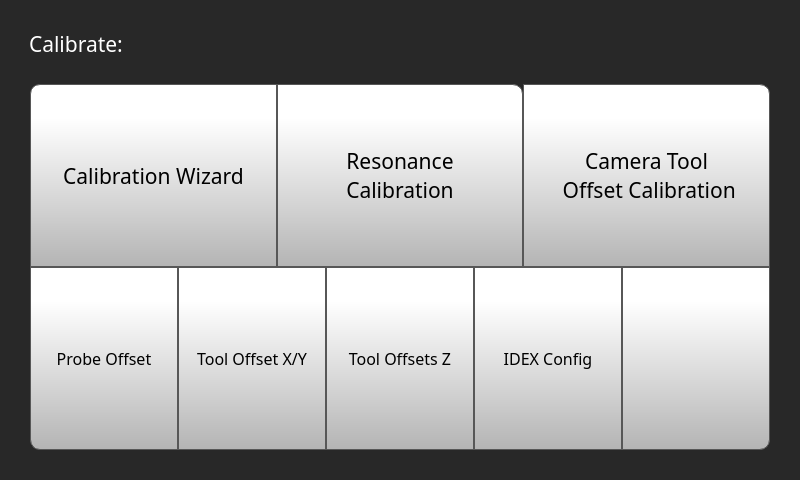
Old version of the form octoprint_ControlCenter/ui/calibrate_screen/calibrate_screen.ui in the repository FracktalWorks/ControlCenter.
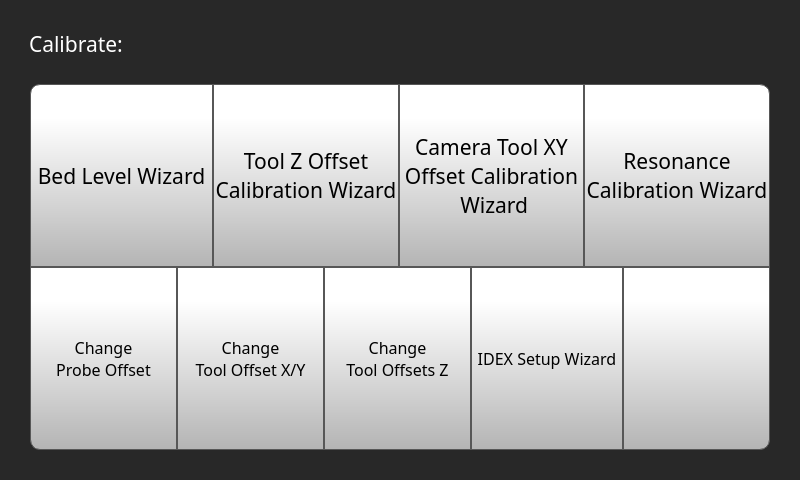
New version of the form. Icons and pictures are not drawn.

Commit message:
Refactor camera calibration UI and logic
Removed legacy implementation and compatibility documentation files. Updated the calibration screen UI to clarify wizard names and button labels, added a new resonance calibration wizard button, and improved text for tool and probe offset actions. Refactored camera initialization logic in cameraToolOffsetCalibration.py for more robust USB camera detection, enhanced error handling, and user feedback with loading dialogs and retry options. Improved thread safety and resource cleanup for camera operations.

What changed in the file:
```diff
--- a/octoprint_ControlCenter/ui/calibrate_screen/calibrate_screen.ui
+++ b/octoprint_ControlCenter/ui/calibrate_screen/calibrate_screen.ui
@@ -166,7 +166,7 @@
 }</string>
               </property>
               <property name="text">
-               <string>Calibration Wizard</string>
+               <string>Bed Level Wizard</string>
               </property>
               <property name="icon">
                <iconset resource="../resources/resource.qrc">
@@ -183,6 +183,121 @@
               </property>
              </widget>
             </item>
+            <item>
+             <widget class="QToolButton" name="ToolZOffsetWizardButton">
+              <property name="sizePolicy">
+               <sizepolicy hsizetype="Expanding" vsizetype="Expanding">
+                <horstretch>0</horstretch>
+                <verstretch>0</verstretch>
+               </sizepolicy>
+              </property>
+              <property name="font">
+               <font>
+                <family>Gotham</family>
+                <pointsize>16</pointsize>
+               </font>
+              </property>
+              <property name="styleSheet">
+               <string notr="true">QToolButton {
+     border: 1px solid rgb(87, 87, 87);
+	background-color: qlineargradient(spread:pad, x1:0, y1:1, x2:0, y2:0.188, stop:0 rgba(180, 180, 180, 255), stop:1 rgba(255, 255, 255, 255));
+
+}
+
+QToolButton:pressed {
+    background-color: qlineargradient(x1: 0, y1: 0, x2: 0, y2: 1,
+                                      stop: 0 #dadbde, stop: 1 #f6f7fa);
+}
+
+QToolButton:flat {
+    border: none; /* no border for a flat push button */
+}
+
+QToolButton:default {
+    border-color: navy; /* make the default button prominent */
+}
+
+QToolButton:focus {
+	outline: none;
+}</string>
+              </property>
+              <property name="text">
+               <string>Tool Z Offset
+Calibration Wizard</string>
+              </property>
+              <property name="icon">
+               <iconset resource="../resources/resource.qrc">
+                <normaloff>:/Icons/img/icons/Tool Z Offset Icon.png</normaloff>:/Icons/img/icons/Tool Z Offset Icon.png</iconset>
+              </property>
+              <property name="iconSize">
+               <size>
+                <width>70</width>
+                <height>70</height>
+               </size>
+              </property>
+              <property name="toolButtonStyle">
+               <enum>Qt::ToolButtonTextUnderIcon</enum>
+              </property>
+             </widget>
+            </item>
+            <item>
+             <widget class="QToolButton" name="cameraToolOffsetCalibrateButton">
+              <property name="sizePolicy">
+               <sizepolicy hsizetype="Expanding" vsizetype="Expanding">
+                <horstretch>0</horstretch>
+                <verstretch>0</verstretch>
+               </sizepolicy>
+              </property>
+              <property name="font">
+               <font>
+                <family>Gotham</family>
+                <pointsize>16</pointsize>
+               </font>
+              </property>
+              <property name="styleSheet">
+               <string notr="true">QToolButton {
+     border: 1px solid rgb(87, 87, 87);
+	background-color: qlineargradient(spread:pad, x1:0, y1:1, x2:0, y2:0.188, stop:0 rgba(180, 180, 180, 255), stop:1 rgba(255, 255, 255, 255));
+
+}
+
+QToolButton:pressed {
+    background-color: qlineargradient(x1: 0, y1: 0, x2: 0, y2: 1,
+                                      stop: 0 #dadbde, stop: 1 #f6f7fa);
+}
+
+QToolButton:flat {
+    border: none; /* no border for a flat push button */
+}
+
+QToolButton:default {
+    border-color: navy; /* make the default button prominent */
+}
+
+QToolButton:focus {
+	outline: none;
+}</string>
+              </property>
+              <property name="text">
+               <string>Camera Tool XY
+Offset Calibration
+ Wizard</string>
+              </property>
+              <property name="icon">
+               <iconset resource="../resources/resource.qrc">
+                <normaloff>:/Icons/img/icons/lens.png</normaloff>:/Icons/img/icons/lens.png</iconset>
+              </property>
+              <property name="iconSize">
+               <size>
+                <width>70</width>
+                <height>70</height>
+               </size>
+              </property>
+              <property name="toolButtonStyle">
+               <enum>Qt::ToolButtonTextUnderIcon</enum>
+              </property>
+             </widget>
+            </item>
             <item>
              <widget class="QToolButton" name="inputShaperCalibrateButton">
               <property name="sizePolicy">
@@ -224,7 +339,7 @@
               </property>
               <property name="text">
                <string>Resonance 
-Calibration</string>
+Calibration Wizard</string>
               </property>
               <property name="icon">
                <iconset resource="../resources/resource.qrc">
@@ -241,64 +356,6 @@
               </property>
              </widget>
             </item>
-            <item>
-             <widget class="QToolButton" name="cameraToolOffsetCalibrateButton">
-              <property name="sizePolicy">
-               <sizepolicy hsizetype="Expanding" vsizetype="Expanding">
-                <horstretch>0</horstretch>
-                <verstretch>0</verstretch>
-               </sizepolicy>
-              </property>
-              <property name="font">
-               <font>
-                <family>Gotham</family>
-                <pointsize>16</pointsize>
-               </font>
-              </property>
-              <property name="styleSheet">
-               <string notr="true">QToolButton {
-     border: 1px solid rgb(87, 87, 87);
-	background-color: qlineargradient(spread:pad, x1:0, y1:1, x2:0, y2:0.188, stop:0 rgba(180, 180, 180, 255), stop:1 rgba(255, 255, 255, 255));
-border-top-right-radius: 10px;
-
-}
-
-QToolButton:pressed {
-    background-color: qlineargradient(x1: 0, y1: 0, x2: 0, y2: 1,
-                                      stop: 0 #dadbde, stop: 1 #f6f7fa);
-}
-
-QToolButton:flat {
-    border: none; /* no border for a flat push button */
-}
-
-QToolButton:default {
-    border-color: navy; /* make the default button prominent */
-}
-
-QToolButton:focus {
-	outline: none;
-}</string>
-              </property>
-              <property name="text">
-               <string>Camera Tool
- Offset Calibration</string>
-              </property>
-              <property name="icon">
-               <iconset resource="../resources/resource.qrc">
-                <normaloff>:/Icons/img/icons/lens.png</normaloff>:/Icons/img/icons/lens.png</iconset>
-              </property>
-              <property name="iconSize">
-               <size>
-                <width>70</width>
-                <height>70</height>
-               </size>
-              </property>
-              <property name="toolButtonStyle">
-               <enum>Qt::ToolButtonTextUnderIcon</enum>
-              </property>
-             </widget>
-            </item>
            </layout>
           </item>
           <item>
@@ -348,7 +405,8 @@
 }</string>
               </property>
               <property name="text">
-               <string>Probe Offset</string>
+               <string>Change
+Probe Offset</string>
               </property>
               <property name="icon">
                <iconset resource="../resources/resource.qrc">
@@ -406,7 +464,8 @@
 }</string>
               </property>
               <property name="text">
-               <string>Tool Offset X/Y</string>
+               <string>Change
+Tool Offset X/Y</string>
               </property>
               <property name="icon">
                <iconset resource="../resources/resource.qrc">
@@ -465,7 +524,8 @@
 }</string>
               </property>
               <property name="text">
-               <string>Tool Offsets Z</string>
+               <string>Change
+Tool Offsets Z</string>
               </property>
               <property name="icon">
                <iconset resource="../resources/resource.qrc">
@@ -524,7 +584,7 @@
 }</string>
               </property>
               <property name="text">
-               <string>IDEX Config</string>
+               <string>IDEX Setup Wizard</string>
               </property>
               <property name="icon">
                <iconset resource="../resources/resource.qrc">
```
The commit also changes 5 other files.
